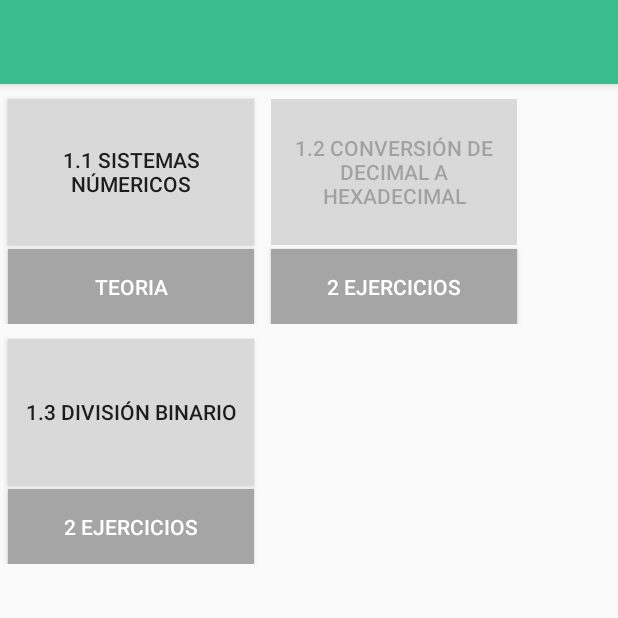
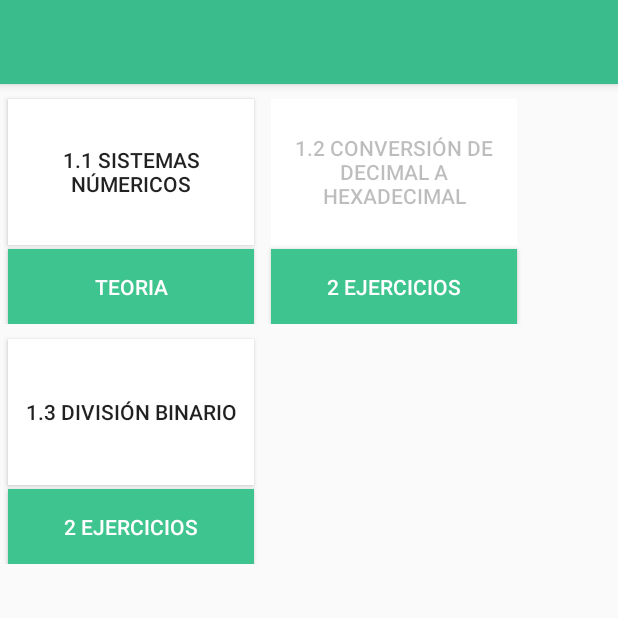
Before and after one commit to carlabalam/MDProject, an Android app: the Subtemas screen opened directly, with no data from a screen before it, on a phone screen of 412 x 824 dp, the top half of it. Run offline under Robolectric (Android 15) with nearby library versions, the light colour scheme and no system bars.

Commit message:
Mejora en los colores de los subtemas

```diff
--- a/app/src/main/res/values/colors.xml
+++ b/app/src/main/res/values/colors.xml
@@ -3,6 +3,6 @@
     <color name="colorPrimary">#3abc8c</color>
     <color name="colorPrimaryDark">#FF038B59</color>
     <color name="colorAccent">#FF000000</color>
-    <color name="colorBotonSup">#d9d9d9</color>
-    <color name="colorBotonInf">#a5a5a5</color>
+    <color name="colorBotonSup">#FFFFFF</color>
+    <color name="colorBotonInf">#3ec48e</color>
 </resources>
```
